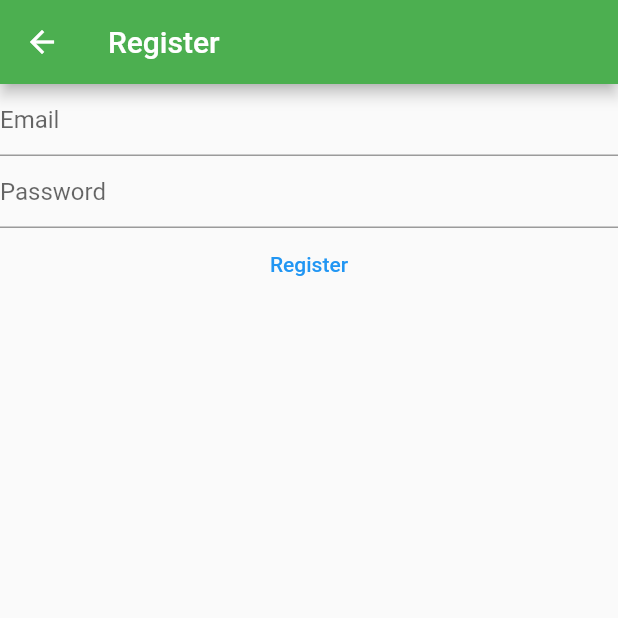
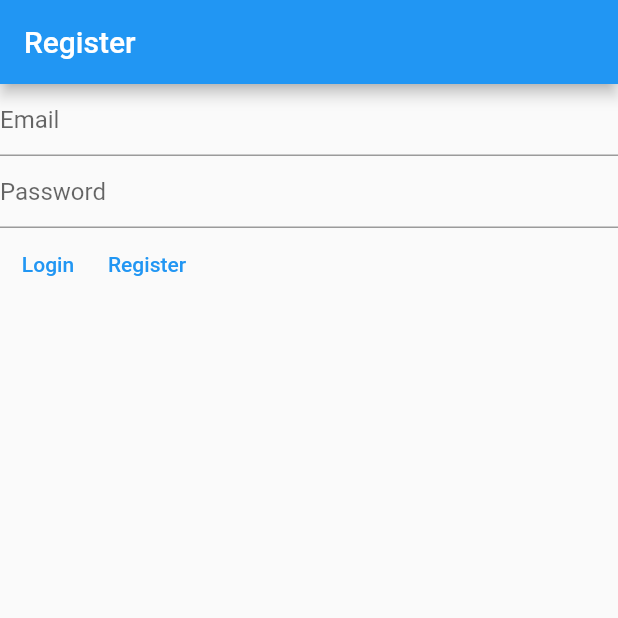
Before and after one commit to nyarikikaruma/FlutterNotes, a Flutter app: the RegisterView screen opened directly, on a phone screen of 412 x 824 dp, the top half of it. Run offline on Flutter 3.47's test engine with Material 2 defaults, Android fonts, the phone set to English and light mode, and no system bars; our stand-ins replace firebase_auth, firebase_core; accounts and stored records are empty.

Commit message:
Verify and register views

```diff
--- a/lib/views/register_view.dart
+++ b/lib/views/register_view.dart
@@ -1,8 +1,5 @@
 import 'package:firebase_auth/firebase_auth.dart';
-import 'package:firebase_core/firebase_core.dart';
 import 'package:flutter/material.dart';
-
-import '../firebase_options.dart';
 
 class RegisterView extends StatefulWidget {
   const RegisterView({Key? key}) : super(key: key);
@@ -30,20 +27,8 @@ class _RegisterViewState extends State<RegisterView> {
  @override
   Widget build(BuildContext context) {
     return Scaffold(
-      appBar: AppBar(
-        title: const Text('Register'),
-        backgroundColor: Colors.green
-        ),
-        body: Center(
-          child: FutureBuilder(
-            future: Firebase.initializeApp(
-                      options: DefaultFirebaseOptions.currentPlatform,
-                    ),
-            builder: (context, snapshot){
-              switch (snapshot.connectionState){
-
-                case ConnectionState.done:
-              return Column(
+      appBar: AppBar(title: Text('Register'),),
+      body: Column(
                 children: [
                   TextField(
                     controller: _email,
@@ -60,6 +45,12 @@ class _RegisterViewState extends State<RegisterView> {
                     decoration: const InputDecoration(hintText: 'Password'),
 
                   ),
+                  Row(
+                    children: [
+                      TextButton(onPressed: () {
+                        // Return to register view.
+                        Navigator.of(context).pushNamedAndRemoveUntil('/login/', (route) => false);
+                      }, child: const Text('Login')),
                       TextButton(
                         onPressed: () async {
                           final email = _email.text;
@@ -74,12 +65,8 @@ class _RegisterViewState extends State<RegisterView> {
                         },
                         child: Text('Register')),
                     ],
-            );
-            default:
-            return Text('Loading...');
-              }
-            },
                   ),
+                ],
               ),
     );
   }
```
Also changed, not shown: lib/main.dart (+19 -14 lines), lib/views/login_view.dart (+10 -22 lines), lib/views/verify_email.dart (added, +26 -0 lines). Lines whose indentation alone changed are shown as unchanged.
